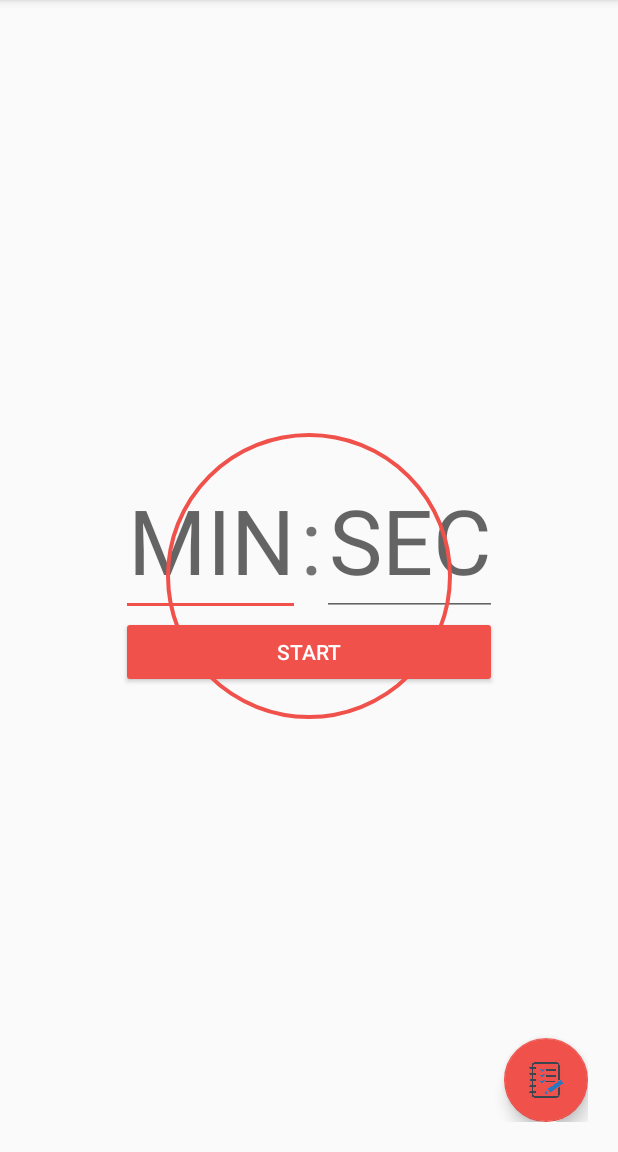
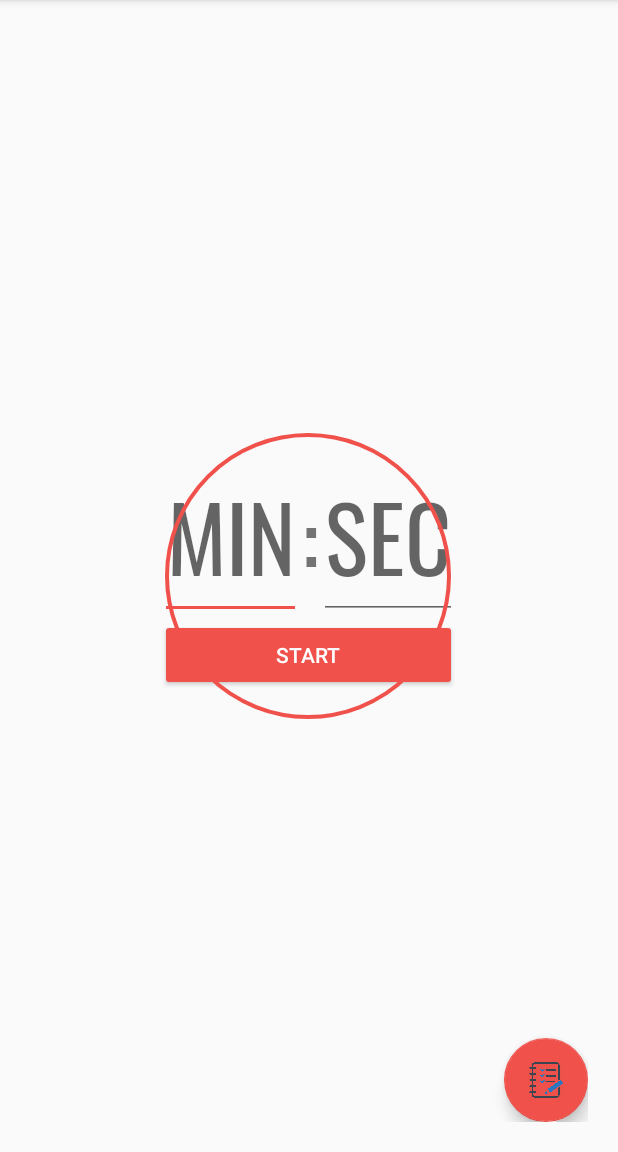
Before and after one commit to xuhong98/FocusTime, an Android app: the screen it shows after launch (FocusModeActivity), on a phone screen of 412 x 824 dp, the part 84-1236 px from its top. Run offline under Robolectric (Android 15) with nearby library versions, the light colour scheme and no system bars.

Commit message:
change font for timer

```diff
--- a/app/build.gradle
+++ b/app/build.gradle
@@ -17,6 +17,7 @@ android {
             proguardFiles getDefaultProguardFile('proguard-android.txt'), 'proguard-rules.pro'
         }
     }
+    sourceSets { main { assets.srcDirs = ['src/main/assets', 'src/main/assets/'] } }
 }
 
 dependencies {
--- a/app/src/main/java/com/example/mango/focustime/FocusModeActivity.java
+++ b/app/src/main/java/com/example/mango/focustime/FocusModeActivity.java
@@ -4,6 +4,7 @@ import android.app.AlertDialog;
 import android.content.Context;
 import android.content.DialogInterface;
 import android.content.Intent;
+import android.graphics.Typeface;
 import android.provider.Settings;
 import android.support.design.widget.FloatingActionButton;
 import android.support.v4.app.NavUtils;
@@ -18,6 +19,7 @@ import android.view.ViewGroup;
 import android.widget.Button;
 import android.widget.CheckBox;
 import android.widget.CompoundButton;
+import android.widget.EditText;
 import android.widget.TextView;
 import android.widget.Toast;
 
@@ -68,6 +70,16 @@ public class FocusModeActivity extends AppCompatActivity implements LinearTimer.
         StartButtonListener listener = new StartButtonListener(FocusModeActivity.this, this, linearTimer);
         Button startButton = (Button) findViewById(R.id.start);
         startButton.setOnClickListener(listener);
+
+        // Set font
+        EditText second = (EditText) findViewById(R.id.second);
+        EditText minute = (EditText) findViewById(R.id.minute);
+        TextView mark = (TextView) findViewById(R.id.mark);
+        Typeface custom_font = Typeface.createFromAsset(getAssets(),  "fonts/Oswald-Regular.ttf");
+
+        second.setTypeface(custom_font);
+        minute.setTypeface(custom_font);
+        mark.setTypeface(custom_font);
     }
 
     @Override
--- a/app/src/main/java/com/example/mango/focustime/StartButtonListener.java
+++ b/app/src/main/java/com/example/mango/focustime/StartButtonListener.java
@@ -7,6 +7,7 @@ import android.app.PendingIntent;
 import android.content.Context;
 import android.content.DialogInterface;
 import android.content.Intent;
+import android.graphics.Typeface;
 import android.os.CountDownTimer;
 import android.provider.Settings;
 import android.support.v4.app.NotificationCompat;
@@ -14,6 +15,7 @@ import android.util.Log;
 import android.view.View;
 import android.widget.Button;
 import android.widget.EditText;
+import android.widget.TextView;
 import android.widget.Toast;
 
 import com.example.mango.focustime.lineartimer.LinearTimerStates;
@@ -21,9 +23,6 @@ import com.example.mango.focustime.service.MyService;
 
 import com.example.mango.focustime.lineartimer.LinearTimer;
 import com.example.mango.focustime.lineartimer.LinearTimerView;
-
-import static com.example.mango.focustime.R.id.minute;
-import static com.example.mango.focustime.R.id.second;
 
 /**
  * Created by chenxiaoman on 23/6/17.
@@ -104,7 +103,7 @@ public class StartButtonListener implements View.OnClickListener {
                 return true;
             }
         } else {
-            if (Integer.parseInt(minute.getText().toString()) <= 0 || Integer.parseInt(second.getText().toString()) <= 0) {
+            if (Integer.parseInt(minute.getText().toString()) <= 0 && Integer.parseInt(second.getText().toString()) <= 0) {
                 Toast.makeText(context, "Invalid number", Toast.LENGTH_SHORT).show();
                 return false;
             } else {
@@ -135,6 +134,8 @@ public class StartButtonListener implements View.OnClickListener {
 
                 minute.setText(M);
                 second.setText(S);
+
+
 
                 pendingIntent = PendingIntent.getActivity(context, 0, intent, PendingIntent.FLAG_UPDATE_CURRENT);
 
--- a/app/src/main/res/layout/activity_focus_mode.xml
+++ b/app/src/main/res/layout/activity_focus_mode.xml
@@ -40,7 +40,8 @@
                     android:layout_width="wrap_content"
                     android:layout_height="wrap_content"
                     android:text=":"
-                    android:textSize="60dp" />
+                    android:textSize="60dp"
+                    android:id="@+id/mark"/>
 
                 <EditText
                     android:id="@+id/second"
```
Also changed, not shown: app/src/main/assets/fonts/Oswald-Regular.ttf (added).
